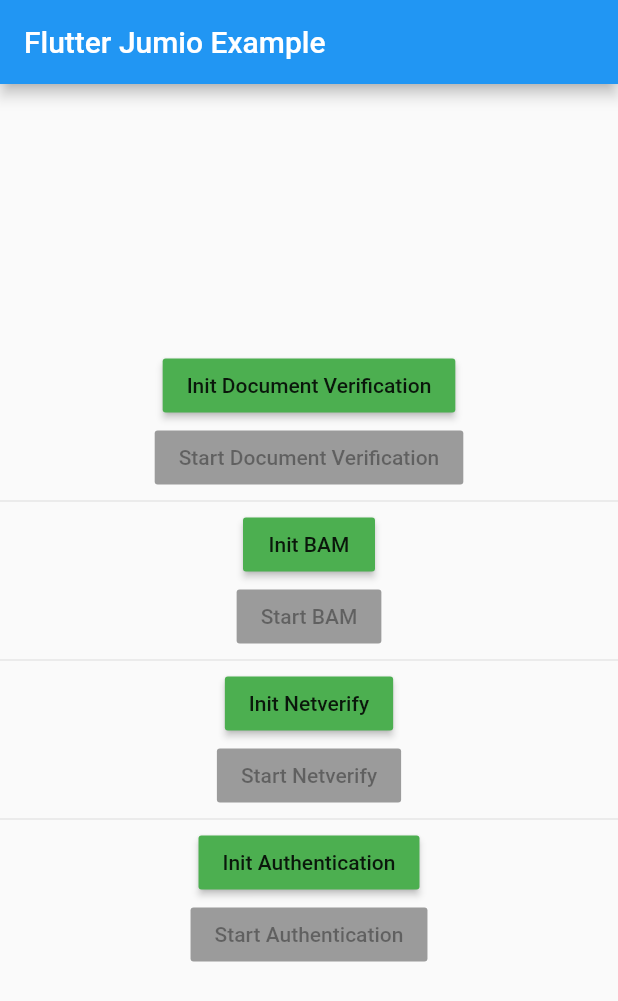
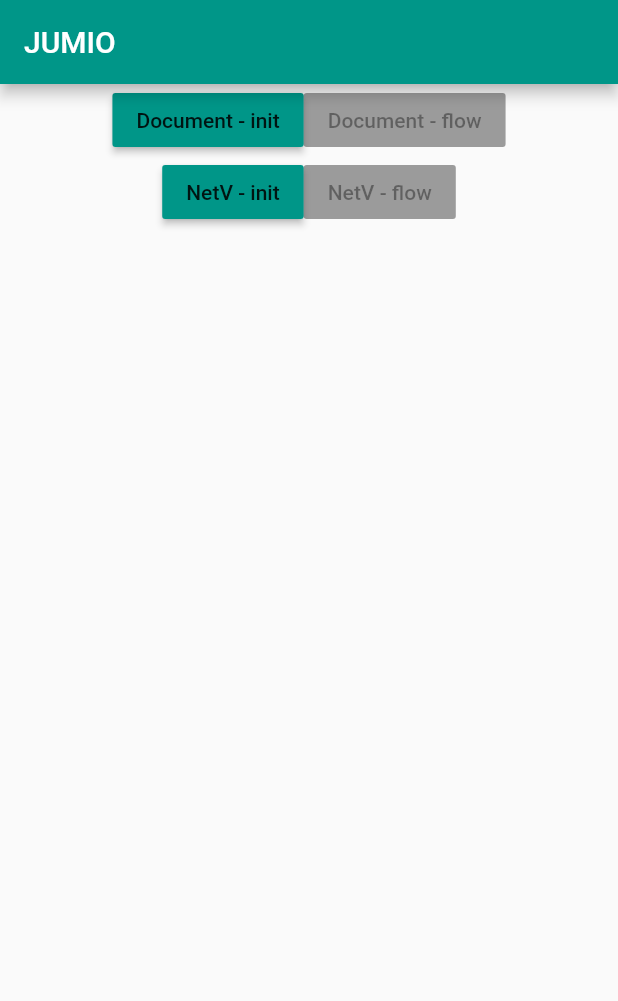
Before and after one commit to mkrisztian95/flutter_jumio_client, a Flutter app: the screen it shows after launch, on a phone screen of 412 x 824 dp. Shown: the top 1001 px of the screen. Run offline on Flutter 3.47's test engine with Material 2 defaults, Android fonts, the phone set to English and light mode, and no system bars.

Commit message:
first commit

```diff
--- a/example/lib/main.dart
+++ b/example/lib/main.dart
@@ -1,8 +1,5 @@
-import 'dart:convert';
-
 import 'package:flutter/material.dart';
 import 'dart:async';
-import 'package:flutter/services.dart';
 import 'package:flutter_jumio/flutter_jumio.dart';
 
 void main() => runApp(MyApp());
@@ -14,26 +11,15 @@ class MyApp extends StatefulWidget {
 
 class _MyAppState extends State<MyApp> {
 
-  /// if you want to launch this example project
-  /// you should either add your apiToken and apiSecret
-  /// here, or create a file called secrets.json in the
-  /// assets folder (assets/secrets.json) with the following structure
-  /// {
-  ///   "apiSecret": "YOUR JUMIO SECRET HERE",
-  ///   "apiToken": "YOUR JUMIO TOKEN HERE"
-  /// }
   String _apiToken = 'c339d67a-fd3d-4114-b42a-4d211134928d';
   String _apiSecret = 'PIsBLmYKn8UiSvSNFUhMLYqXsSC6EiQf';
 
-  bool _bamInitialized = false;
   bool _netverifyInitialized = false;
   bool _docVerificationInitialized = false;
-  bool _authInitialized = false;
 
   @override
   void initState() {
     super.initState();
-//    _loadTokenAndSecret();
   }
 
   Future _initNetverify() async {
@@ -61,58 +47,12 @@ class _MyAppState extends State<MyApp> {
       _netverifyInitialized = true;
     });
   }
+
   Future _startNetverify() async {
      await FlutterJumio.startNetVerify();
      setState(() {});
   }
-  Future _initBam() async {
-    await FlutterJumio.initBAM(
-      apiToken: _apiToken,
-      apiSecret: _apiSecret,
-      dataCenter: DataCenter.US,
-      config: BamConfig(
-        cameraPosition: CameraPosition.FRONT,
-        cardHolderNameEditable: true,
-        cardHolderNameRequired: true,
-        cardTypes: [
-          CardTypes.MASTER_CARD,
-          CardTypes.VISA,
-          CardTypes.AMERICAN_EXPRESS,
-          CardTypes.CHINA_UNIONPAY,
-          CardTypes.DINERS_CLUB,
-          CardTypes.DISCOVER,
-          CardTypes.JCB
-        ],
-        enableFlashOnScanStart: true,
-        cvvRequired: true,
-        expiryEditable: true,
-        expiryRequired: true,
-        sortCodeAndAccountNumberRequired: false
-      )
-    );
-    setState(() {
-      _bamInitialized = true;
-    });
-  }
-  Future _startBam() async {
-    await FlutterJumio.startBam();
-  }
-  Future _initAuthentication() async {
-    await FlutterJumio.initAuthentication(
-      apiSecret: _apiSecret,
-      apiToken: _apiToken,
-      dataCenter: DataCenter.EU,
-      config: AuthenticationConfig(
-        enrollmentTransactionReference: 'Some enrollment reference',
-      )
-    );
-    setState(() {
-      _authInitialized = true;
-    });
-  }
-  Future _startAuthentication() async {
-    await FlutterJumio.startAuthentication();
-  }
+
   Future _initDocumentVerification() async {
     await FlutterJumio.initDocunmentVerification(
       apiSecret: _apiSecret,
@@ -138,51 +78,41 @@ class _MyAppState extends State<MyApp> {
     return MaterialApp(
       home: Scaffold(
         appBar: AppBar(
-          title: const Text('Flutter Jumio Example'),
+          backgroundColor: Colors.teal,
+          title: const Text('JUMIO'),
         ),
         body: Center(
           child: Column(
+            children: <Widget>[
+              Row(
                 mainAxisAlignment: MainAxisAlignment.center,
                 crossAxisAlignment: CrossAxisAlignment.center,
                 children: <Widget>[
                   RaisedButton(
-                color: _docVerificationInitialized ? Colors.grey : Colors.green,
+                    color: _docVerificationInitialized ? Colors.grey : Colors.teal,
                     onPressed: _initDocumentVerification,
-                child: Text('Init Document Verification'),
+                    child: Text('Document - init'),
                   ),
                   RaisedButton(
                     onPressed: _docVerificationInitialized ? _startDocumentVerification : null,
-                child: Text('Start Document Verification'),
+                    child: Text('Document - flow'),
                   ),
-              Divider(height: 10,),
+                ],
+              ),
+              Row(
+                mainAxisAlignment: MainAxisAlignment.center,
+                crossAxisAlignment: CrossAxisAlignment.center,
+                children: <Widget>[
                   RaisedButton(
-                color: _bamInitialized ? Colors.grey : Colors.green,
-                onPressed: _initBam,
-                child: Text('Init BAM'),
-              ),
-              RaisedButton(
-                onPressed: _bamInitialized ? _startBam : null,
-                child: Text('Start BAM'),
-              ),
-              Divider(height: 10,),
-              RaisedButton(
-                color: _netverifyInitialized ? Colors.grey : Colors.green,
+                    color: _netverifyInitialized ? Colors.grey : Colors.teal,
                     onPressed: _initNetverify,
-                child: Text('Init Netverify'),
+                    child: Text('NetV - init'),
                   ),
                   RaisedButton(
                     onPressed: _netverifyInitialized ? _startNetverify : null,
-                child: Text('Start Netverify'),
+                    child: Text('NetV - flow'),
                   ),
-              Divider(height: 10,),
-              RaisedButton(
-                color: _authInitialized ? Colors.grey : Colors.green,
-                onPressed: _initAuthentication,
-                child: Text('Init Authentication'),
-              ),
-              RaisedButton(
-                onPressed: _authInitialized ? _startAuthentication : null,
-                child: Text('Start Authentication'),
+                ],
               ),
             ],
           ),
```
Also changed, not shown: 1 other file. Lines whose indentation alone changed are shown as unchanged.
